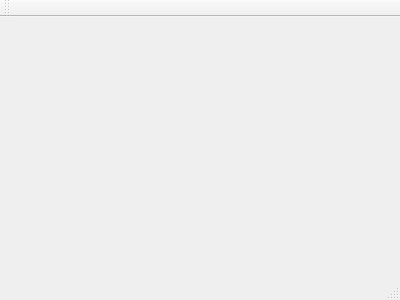
Old version of the form olga/zakharov5/mainwindow.ui in the repository alekseysidorov/labs.
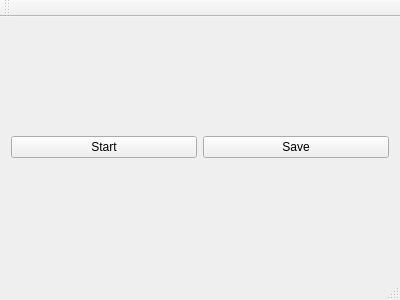
New version of the form.

What changed in the file:
```diff
--- a/olga/zakharov5/mainwindow.ui
+++ b/olga/zakharov5/mainwindow.ui
@@ -14,7 +14,26 @@
    <string>MainWindow</string>
   </property>
   <widget class="QWidget" name="centralWidget">
-   <layout class="QHBoxLayout" name="horizontalLayout"/>
+   <layout class="QVBoxLayout" name="verticalLayout">
+    <item>
+     <layout class="QHBoxLayout" name="horizontalLayout_2">
+      <item>
+       <widget class="QPushButton" name="pushButton_2">
+        <property name="text">
+         <string>Start</string>
+        </property>
+       </widget>
+      </item>
+      <item>
+       <widget class="QPushButton" name="pushButton">
+        <property name="text">
+         <string>Save</string>
+        </property>
+       </widget>
+      </item>
+     </layout>
+    </item>
+   </layout>
   </widget>
   <widget class="QMenuBar" name="menuBar">
    <property name="geometry">
```
Left out of the diff: 2 changed lines with no effect on the pictures.
